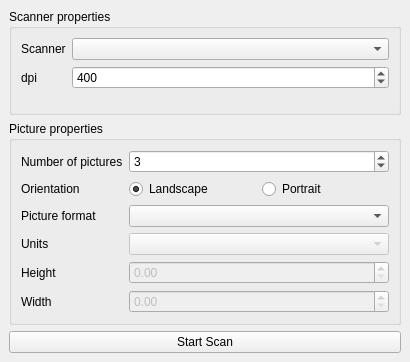
First picture: the form in mainwindow.ui, repository JeremieBourque1/multiPhotoScanner, before the edit.
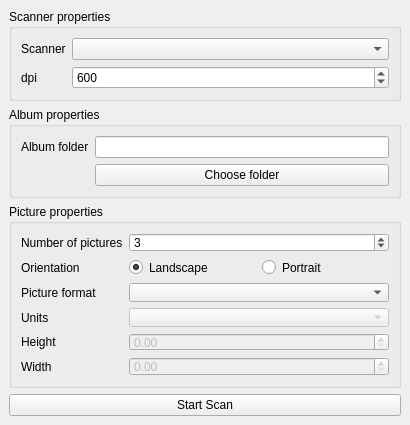
Second picture: the form after the edit.

Commit message: ui integration of resolution, orientation, format, and start scan

The edit to the form file:
```diff
--- a/mainwindow.ui
+++ b/mainwindow.ui
@@ -13,7 +13,7 @@
     <x>0</x>
     <y>0</y>
     <width>410</width>
-    <height>362</height>
+    <height>425</height>
    </rect>
   </property>
   <property name="sizePolicy">
@@ -30,8 +30,8 @@
   </property>
   <property name="maximumSize">
    <size>
-    <width>410</width>
-    <height>362</height>
+    <width>800</width>
+    <height>800</height>
    </size>
   </property>
   <property name="windowTitle">
@@ -39,7 +39,7 @@
   </property>
   <widget class="QWidget" name="centralwidget">
    <property name="sizePolicy">
-    <sizepolicy hsizetype="Preferred" vsizetype="Minimum">
+    <sizepolicy hsizetype="Preferred" vsizetype="Preferred">
      <horstretch>0</horstretch>
      <verstretch>0</verstretch>
     </sizepolicy>
@@ -86,10 +86,40 @@
        <item row="1" column="1">
         <widget class="QSpinBox" name="dpiSpinBox">
          <property name="maximum">
-          <number>900</number>
+          <number>2700</number>
          </property>
          <property name="value">
-          <number>400</number>
+          <number>600</number>
+         </property>
+        </widget>
+       </item>
+      </layout>
+     </widget>
+    </item>
+    <item>
+     <widget class="QGroupBox" name="albumPropertiesGroup">
+      <property name="title">
+       <string>Album properties</string>
+      </property>
+      <layout class="QFormLayout" name="formLayout">
+       <item row="0" column="0">
+        <widget class="QLabel" name="albumNameLabel">
+         <property name="text">
+          <string>Album folder</string>
+         </property>
+        </widget>
+       </item>
+       <item row="0" column="1">
+        <widget class="QLineEdit" name="lineEdit">
+         <property name="enabled">
+          <bool>true</bool>
+         </property>
+        </widget>
+       </item>
+       <item row="1" column="1">
+        <widget class="QPushButton" name="pushButton">
+         <property name="text">
+          <string>Choose folder</string>
          </property>
         </widget>
        </item>
```
Left out of the diff: 3 changed lines with no effect on the pictures. The commit also changes 3 other files.
